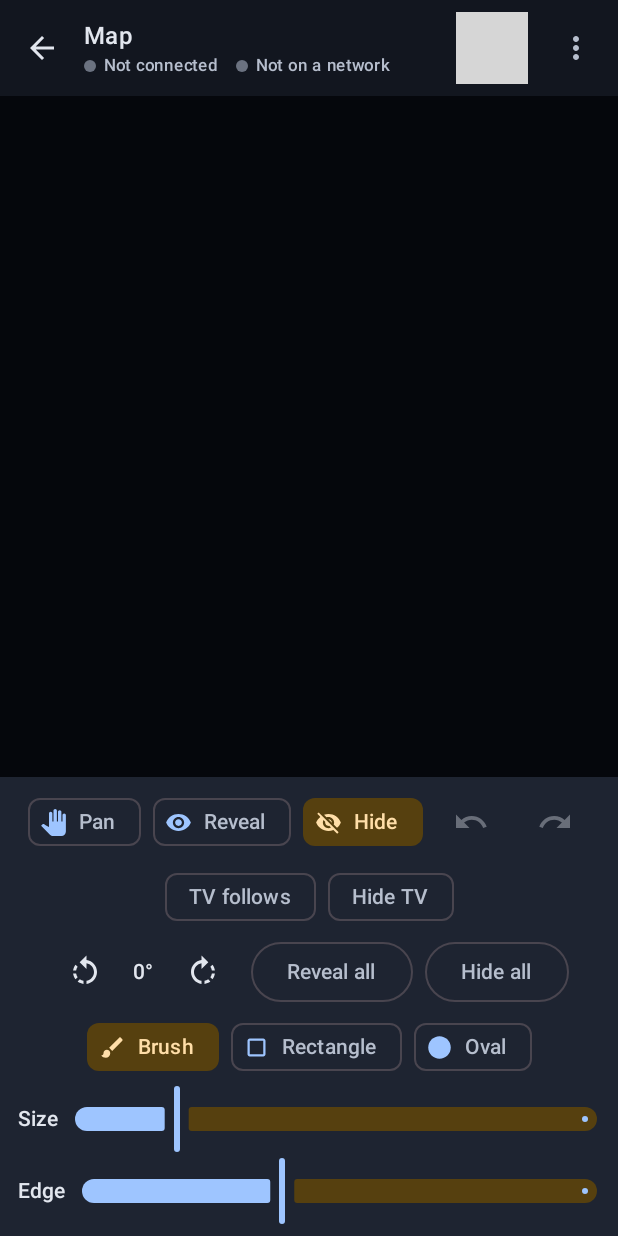
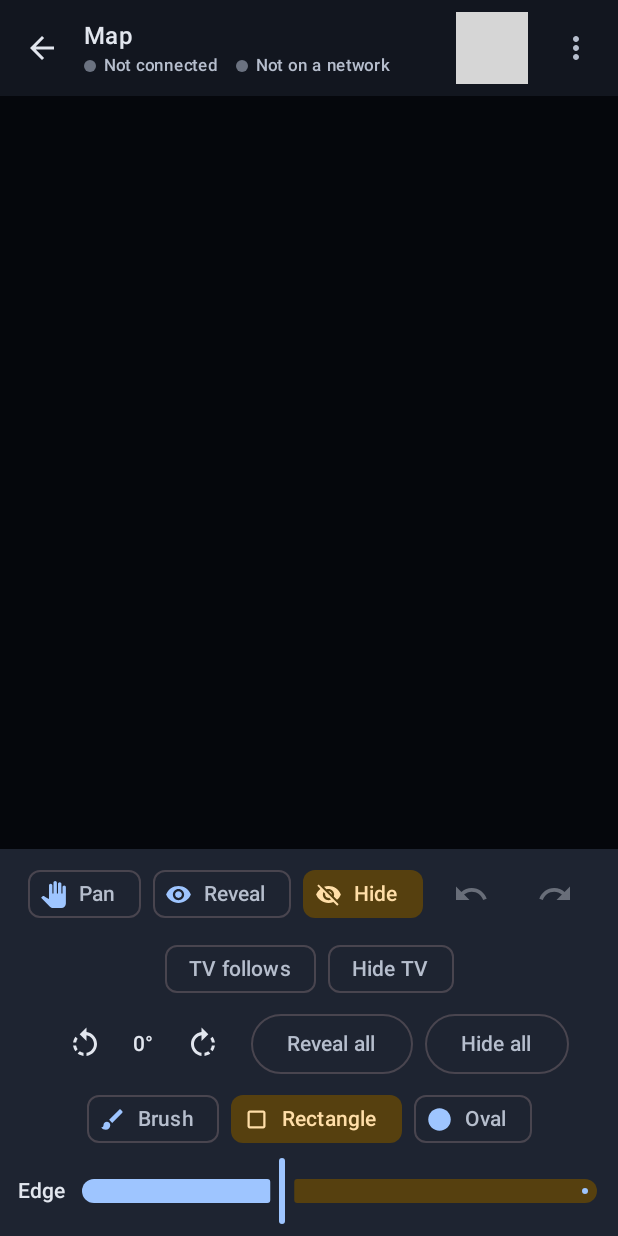
Before and after one commit to mgriffioen/rpg-maps, an Android app built with Jetpack Compose: the composable MapScreen called with empty values, after a tap on "Rectangle", on a phone screen of 412 x 824 dp. Run offline under Robolectric (Android 15) with nearby library versions, the phone set to English and light mode, and no system bars; libraries missing offline, so code that uses them is left out: androidx.mediarouter.app, com.google.android.gms; 1 statement that could not run was skipped; 3 other taps on this screen came first; grey boxes are pictures that could not be loaded.

Commit message:
Fix the platform declaration clash on fogShape, and guard against it
`var fogShape` with a private setter already generates
setFogShape(FogShape), so declaring a function of the same name is a
duplicate JVM method and the build fails. Renamed to updateFogShape,
matching updateBrushRadius and updateBrushSoftness.

This is the third time: setView, setBrushSoftness, now setFogShape. The
pattern is natural to write -- a property whose setter should also
persist or broadcast -- and the existing comments warning about it did
not stop me repeating it, so it now has a check instead of a note.

tools/check-declaration-clashes.sh scans for non-private `var`s that
collide with a same-named function. Verified by reintroducing the real
bug: the script exits 1 and names the property, and exits 0 once fixed.
Documented in ARCHITECTURE.md and in the test section of SETUP.md.

Co-Authored-By: Claude Opus 5 <noreply@anthropic.com>
Claude-Session: https://claude.ai/code/session_01NGA9iRELAtWbP7z7WMpEtb

```diff
--- a/app/src/main/java/com/rpgmaps/tabletop/ui/map/MapScreen.kt
+++ b/app/src/main/java/com/rpgmaps/tabletop/ui/map/MapScreen.kt
@@ -447,7 +447,7 @@ private fun BrushControls(viewModel: MapViewModel) {
         fun shapePicker() = ControlRow {
             BarItem {
                 ShapeChip("Brush", Icons.Default.Brush, freehand) {
-                    viewModel.setFogShape(FogShape.BRUSH)
+                    viewModel.updateFogShape(FogShape.BRUSH)
                 }
             }
             BarItem {
@@ -455,14 +455,14 @@ private fun BrushControls(viewModel: MapViewModel) {
                     "Rectangle",
                     Icons.Default.CropSquare,
                     viewModel.fogShape == FogShape.RECT,
-                ) { viewModel.setFogShape(FogShape.RECT) }
+                ) { viewModel.updateFogShape(FogShape.RECT) }
             }
             BarItem {
                 ShapeChip(
                     "Oval",
                     Icons.Default.Circle,
                     viewModel.fogShape == FogShape.OVAL,
-                ) { viewModel.setFogShape(FogShape.OVAL) }
+                ) { viewModel.updateFogShape(FogShape.OVAL) }
             }
         }
 
--- a/app/src/main/java/com/rpgmaps/tabletop/ui/map/MapViewModel.kt
+++ b/app/src/main/java/com/rpgmaps/tabletop/ui/map/MapViewModel.kt
@@ -108,7 +108,10 @@ class MapViewModel(
     var fogShape by mutableStateOf(FogShape.BRUSH)
         private set
 
-    fun setFogShape(shape: FogShape) {
+    // update*, not set*: `setFogShape(FogShape)` is the JVM signature Kotlin
+    // already generates for the property, and declaring both is a platform
+    // declaration clash. tools/check-declaration-clashes.sh catches this.
+    fun updateFogShape(shape: FogShape) {
         if (shapeStart != null) cancelShape()
         fogShape = shape
     }
```
Also changed, not shown: 3 other files.
